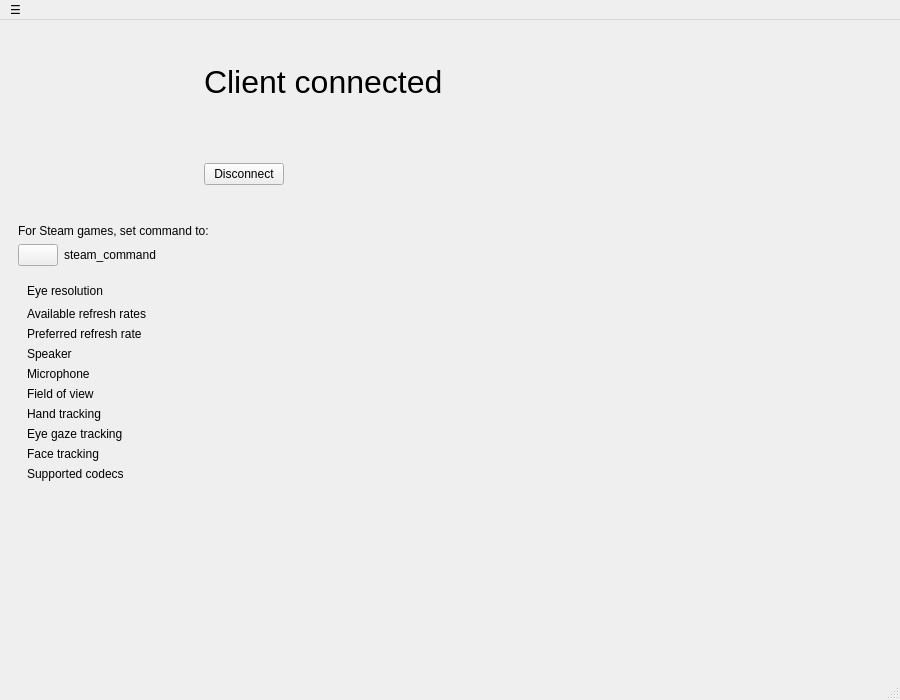
Old version of the form server-gui/main_window.ui in the repository Beyley/WiVRn.
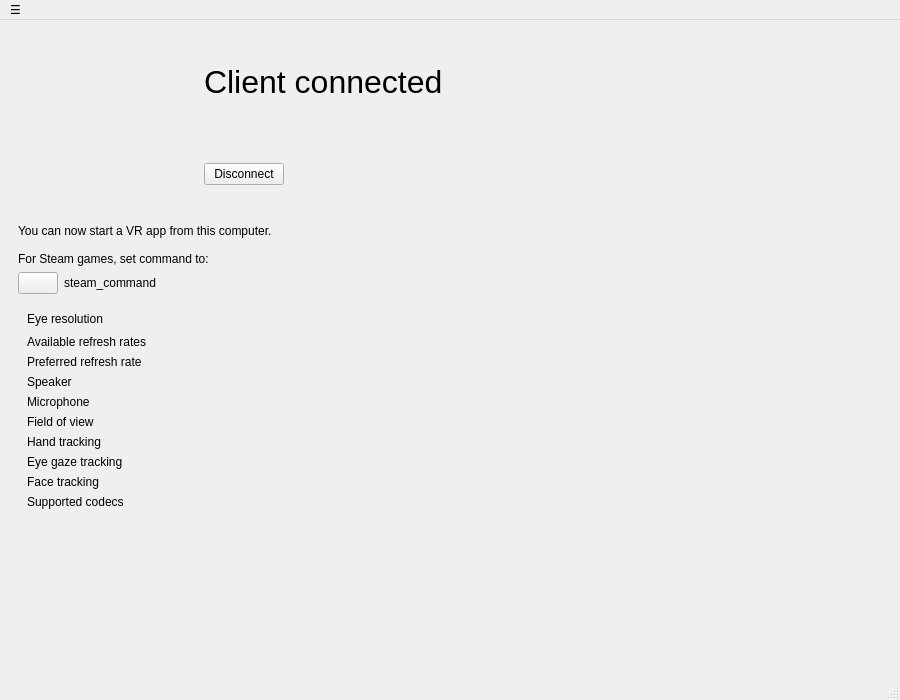
New version of the form. The open tabs and pages were chosen to show the change. Icons and pictures are not drawn.

Patch:
```diff
--- a/server-gui/main_window.ui
+++ b/server-gui/main_window.ui
@@ -474,7 +474,9 @@
         <item>
          <widget class="QLabel" name="label_4">
           <property name="text">
-           <string>For Steam games, set command to:</string>
+           <string>You can now start a VR app from this computer.
+
+For Steam games, set command to:</string>
           </property>
          </widget>
         </item>
@@ -537,8 +539,8 @@
             <rect>
              <x>0</x>
              <y>0</y>
-             <width>168</width>
-             <height>254</height>
+             <width>876</width>
+             <height>335</height>
             </rect>
            </property>
            <layout class="QGridLayout" name="gridLayout">
```
Left out of the diff: 17 changed lines with no effect on the pictures.
